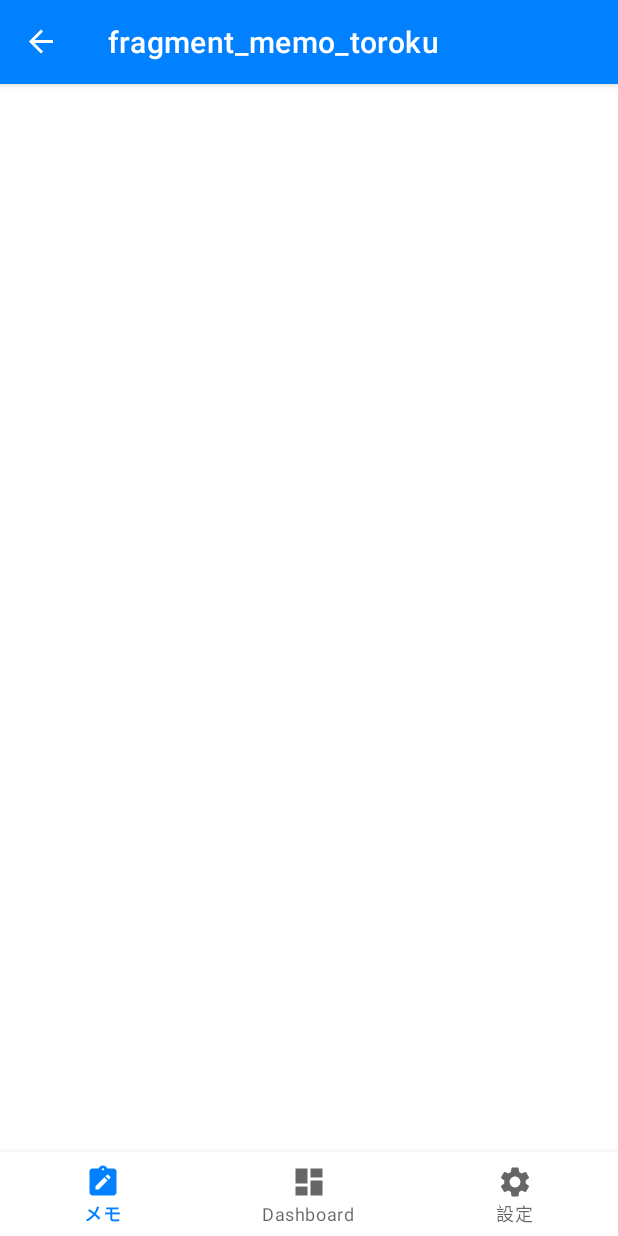
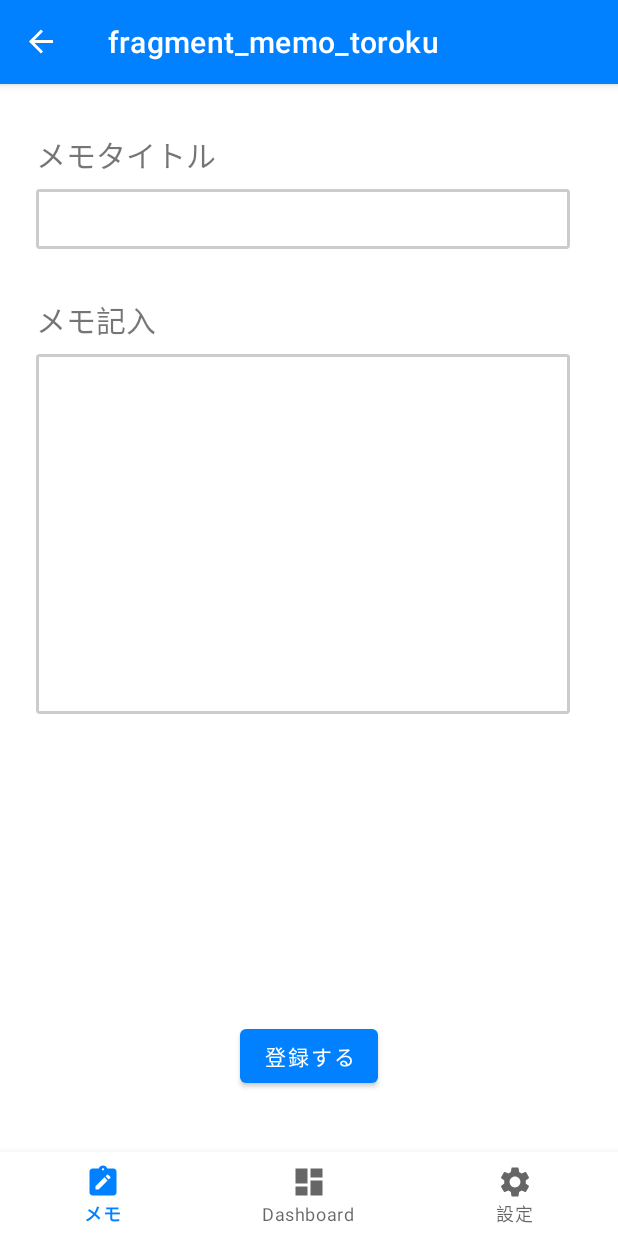
Before and after one commit to tatttsuuu1515/memo_note, an Android app: the memo_toroku screen opened through its navigation route, on a phone screen of 412 x 824 dp. Run offline under Robolectric (Android 15) with nearby library versions, the phone set to English and light mode, and no system bars; our stand-ins replace navigation-ui.

Commit message:
登録画面のデザイン

```diff
--- /dev/null
+++ b/app/src/main/res/drawable/frame_border.xml
@@ -0,0 +1,7 @@
+<?xml version="1.0" encoding="utf-8"?>
+<shape xmlns:android="http://schemas.android.com/apk/res/android">
+    <stroke  android:width="3px" android:color="#CCCCCC" />
+    <padding android:left="2px"  android:top="2px"
+        android:right="2px" android:bottom="2px" />
+    <corners android:radius="2px" />
+</shape>
--- a/app/src/main/res/layout/fragment_memo_toroku.xml
+++ b/app/src/main/res/layout/fragment_memo_toroku.xml
@@ -5,4 +5,60 @@
     android:id="@+id/frameLayout"
     android:layout_width="match_parent"
     android:layout_height="match_parent"
-    tools:context=".memo_toroku"/>
+    tools:context=".memo_toroku"
+    >
+
+    <EditText
+        android:id="@+id/memo_title"
+        android:layout_width="0dp"
+        android:layout_height="40dp"
+        android:layout_marginTop="8dp"
+        android:layout_marginEnd="32dp"
+        android:background="@drawable/frame_border"
+        app:layout_constraintEnd_toEndOf="parent"
+        app:layout_constraintStart_toStartOf="@+id/memo_title_text"
+        app:layout_constraintTop_toBottomOf="@+id/memo_title_text" />
+
+    <TextView
+        android:id="@+id/memo_title_text"
+        android:layout_width="wrap_content"
+        android:layout_height="wrap_content"
+        android:layout_marginStart="24dp"
+        android:layout_marginTop="32dp"
+        android:text="メモタイトル"
+        android:textSize="20sp"
+        app:layout_constraintStart_toStartOf="parent"
+        app:layout_constraintTop_toTopOf="parent" />
+
+    <EditText
+        android:id="@+id/memo_note"
+        android:layout_width="0dp"
+        android:layout_height="240dp"
+        android:layout_marginTop="8dp"
+        android:background="@drawable/frame_border"
+        android:gravity="start|top"
+        android:inputType="text|textMultiLine"
+        app:layout_constraintEnd_toEndOf="@+id/memo_title"
+        app:layout_constraintStart_toStartOf="@+id/memo_note_title"
+        app:layout_constraintTop_toBottomOf="@+id/memo_note_title" />
+
+    <TextView
+        android:id="@+id/memo_note_title"
+        android:layout_width="wrap_content"
+        android:layout_height="wrap_content"
+        android:layout_marginTop="32dp"
+        android:text="メモ記入"
+        android:textSize="20sp"
+        app:layout_constraintStart_toStartOf="@+id/memo_title_text"
+        app:layout_constraintTop_toBottomOf="@+id/memo_title" />
+
+    <Button
+        android:id="@+id/button"
+        android:layout_width="wrap_content"
+        android:layout_height="wrap_content"
+        android:layout_marginBottom="40dp"
+        android:text="登録する"
+        app:layout_constraintBottom_toBottomOf="parent"
+        app:layout_constraintEnd_toEndOf="parent"
+        app:layout_constraintStart_toStartOf="parent" />
+</androidx.constraintlayout.widget.ConstraintLayout>
```
